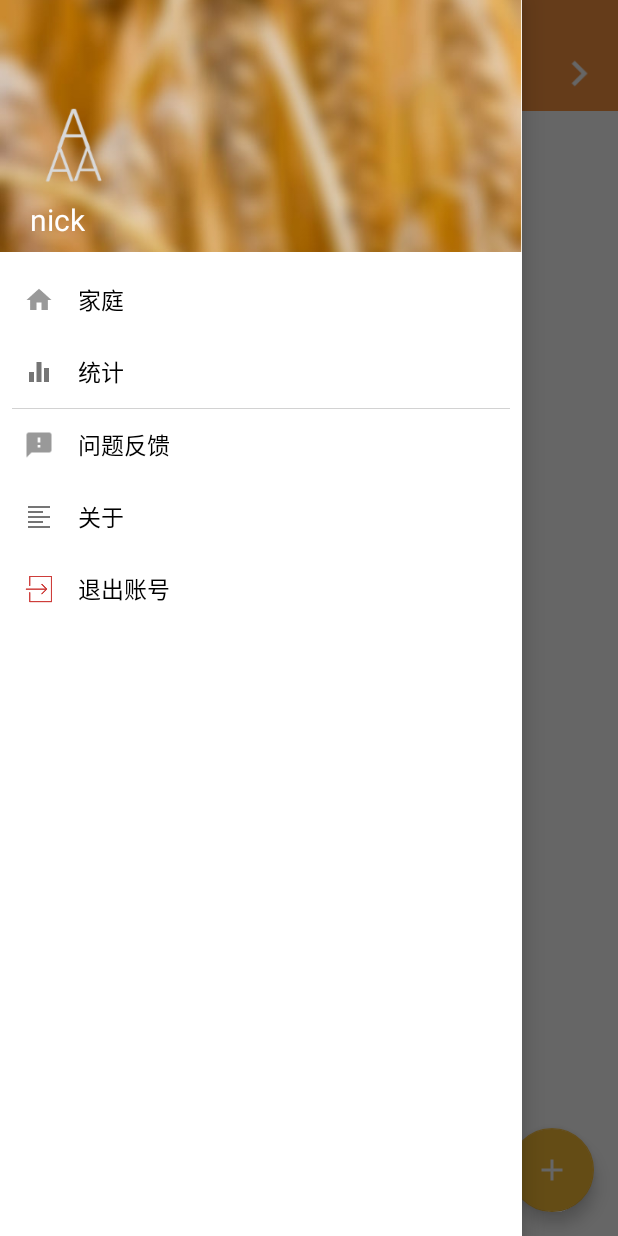
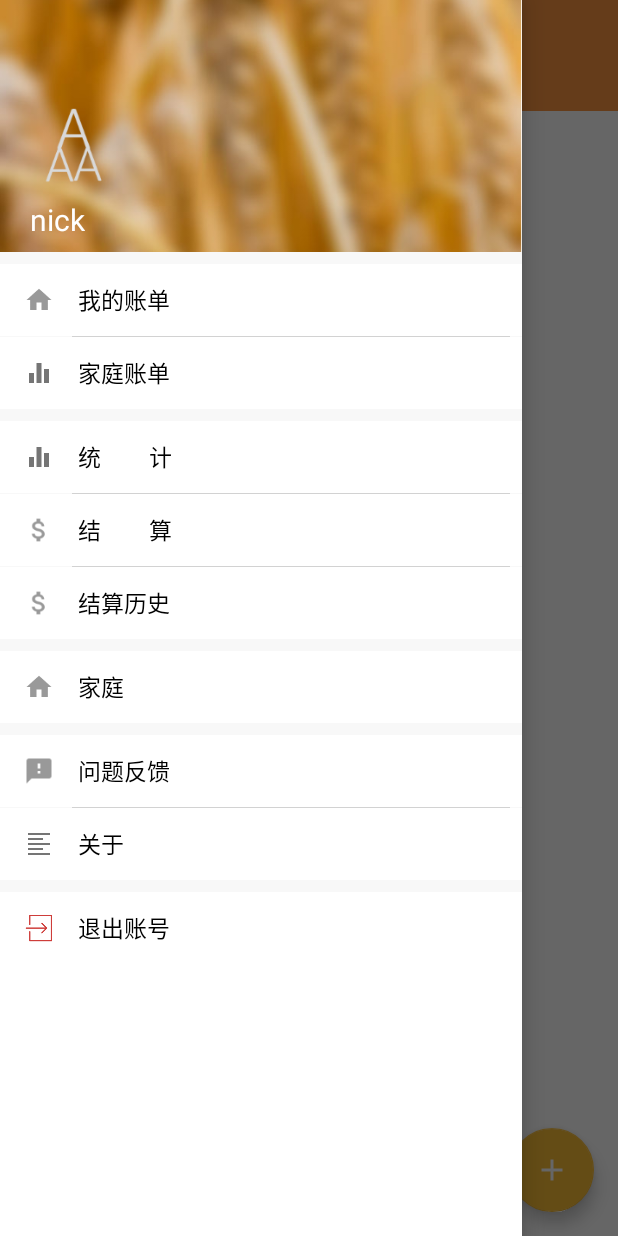
Before and after one commit to Dawson-Jiang/AAAccount, an Android app: the DayBookFragment screen opened directly, with no data from a screen before it, with the side drawer open, on a phone screen of 412 x 824 dp. Run offline under Robolectric (Android 15) with nearby library versions, the phone set to English and light mode, and no system bars; our stand-ins replace RxJava; libraries missing offline, so code that uses them is left out: com.avos.avoscloud; network calls fail; 1 statement that could not run was skipped.

Commit message:
opt.
Change-Id: Ibb224bc6e6e382d52c23c9df318ab5073ed5af70

```diff
--- a/app/src/main/java/com/dawson/aaaccount/activity/MainActivity.kt
+++ b/app/src/main/java/com/dawson/aaaccount/activity/MainActivity.kt
@@ -6,13 +6,12 @@ import android.content.pm.ActivityInfo
 import android.os.Bundle
 import android.support.v4.app.FragmentActivity
 import android.support.v4.view.GravityCompat
+import android.view.View
 import android.view.Window
 import com.dawson.aaaccount.R
 import com.dawson.aaaccount.fragment.DayBookFragment
 import com.dawson.aaaccount.model.BaseModelFactory
 import com.dawson.aaaccount.model.IUserModel
-import com.dawson.aaaccount.model.myaliyun.UserInstance
-import com.dawson.aaaccount.model.myaliyun.UserModel
 import com.dawson.aaaccount.util.Common
 import com.dawson.aaaccount.util.ErrorCode
 import com.dawson.aaaccount.util.ImageLoadUtil
@@ -34,6 +33,7 @@ class MainActivity : FragmentActivity() {
         setContentView(R.layout.activity_main)
         ivOperate.setOnClickListener { _ -> layout_main.openDrawer(GravityCompat.START) }
         layoutTitle.setOnClickListener { _ -> (fg_daybook as DayBookFragment).gotoSelectFamily() }
+        iv_filter.visibility= View.INVISIBLE
         main_floatbtn.setOnClickListener { _ -> (fg_daybook as DayBookFragment).gotoAdd() }
         initDrawerLayout()
 //        SettleModel().syncData(applicationContext, true).subscribeOn(Schedulers.io())
@@ -58,35 +58,58 @@ class MainActivity : FragmentActivity() {
     private fun initDrawerLayout() {
         nav_view.inflateHeaderView(R.layout.layout_main_nav)
         nav_view.getHeaderView(0).iv_head.setOnClickListener { _ ->
-            goto({
-                startActivityForResult(Intent(this, EditUserActivity::class.java), OperateCode.MODIFIED_BASIC)
-            })
+            goto {
+                startActivityForResult(Intent(this, EditUserActivity::class.java),
+                        OperateCode.MODIFIED_BASIC)
+            }
         }
-        nav_view.getHeaderView(0).ll_nav_family.setOnClickListener { _ ->
-            goto({
-                startActivityForResult(Intent(this, FamilyActivity::class.java), OperateCode.MODIFIED_BASIC)
-            })
+
+        nav_view.getHeaderView(0).ll_nav_my_daybook.setOnClickListener { _ ->
+            layout_main.closeDrawer(GravityCompat.START)
+            (fg_daybook as DayBookFragment).switchFamily(false)
+            iv_filter.visibility= View.INVISIBLE
+        }
+
+        nav_view.getHeaderView(0).ll_nav_family_daybook.setOnClickListener { _ ->
+            layout_main.closeDrawer(GravityCompat.START)
+            (fg_daybook as DayBookFragment).switchFamily(true)
+            iv_filter.visibility= View.VISIBLE
         }
         nav_view.getHeaderView(0).ll_nav_statistic.setOnClickListener { _ ->
-            goto({
+            goto {
                 startActivity(Intent(this, StatisticsActivity::class.java))
-            })
+            }
         }
-//        nav_view.getHeaderView(0).ll_nav_settle.setOnClickListener { _ ->
-//            goto({
-//                startActivity(Intent(this, SettleListActivity::class.java))
-//            })
-//        }
+
+        nav_view.getHeaderView(0).ll_nav_settle.setOnClickListener { _ ->
+            goto {
+                startActivity(Intent(this, StatisticsActivity::class.java))
+            }
+        }
+
+        nav_view.getHeaderView(0).ll_nav_settle_history.setOnClickListener { _ ->
+            goto {
+                startActivity(Intent(this, SettleListActivity::class.java))
+            }
+        }
+
+        nav_view.getHeaderView(0).ll_nav_family.setOnClickListener { _ ->
+            goto {
+                startActivityForResult(Intent(this, FamilyActivity::class.java), OperateCode.MODIFIED_BASIC)
+            }
+        }
+
+
 
         nav_view.getHeaderView(0).ll_nav_fb.setOnClickListener { _ ->
-            goto({
+            goto {
                 startActivity(Intent(this, FeedbackListActivity::class.java))
-            })
+            }
         }
         nav_view.getHeaderView(0).ll_nav_about.setOnClickListener { _ ->
-            goto({
+            goto {
                 startActivity(Intent(this, AboutActivity::class.java))
-            })
+            }
         }
         nav_view.getHeaderView(0).ll_nav_logout.setOnClickListener { _ ->
             userModel.logout(this)
@@ -94,15 +117,15 @@ class MainActivity : FragmentActivity() {
                     .observeOn(AndroidSchedulers.mainThread())
                     .subscribe { result ->
                         if (result.result == ErrorCode.SUCCESS) {
-                            goto({
+                            goto {
                                 startActivity(Intent(this@MainActivity, LoginActivity::class.java))
-                            })
+                            }
                             finish()
                         } else {
-                            goto({
+                            goto {
                                 Common.showErrorInfo(this@MainActivity, result.errorCode,
                                         R.string.operate_fail, 0)
-                            })
+                            }
                         }
                     }
         }
--- a/app/src/main/java/com/dawson/aaaccount/bean/User.kt
+++ b/app/src/main/java/com/dawson/aaaccount/bean/User.kt
@@ -19,6 +19,11 @@ open class User : BaseEntity() {
      */
     var headThumbUrl: String? = null
 
+    /**
+     * 是否是家庭成员
+     */
+    var isMember:Boolean =false
+
     override fun equals(other: Any?): Boolean {
         return if (other is User) {
             id == other.id
--- a/app/src/main/java/com/dawson/aaaccount/model/myaliyun/UserModel.kt
+++ b/app/src/main/java/com/dawson/aaaccount/model/myaliyun/UserModel.kt
@@ -66,7 +66,7 @@ class UserModel : IUserModel {
                     GreenDaoUtil.daoSession?.dbUserDao?.insert(DBUser().withUser(org_user))
                 }
                 .flatMap {
-                    if (it.content!!.name.isNullOrEmpty()) {//第一次登录用户
+                    if (it.content!!.name.isNullOrEmpty()||it.content!!.headUrl.isNullOrEmpty()) {//第一次登录用户
                         qqLogin.getUserInfo()
                                 .observeOn(Schedulers.io())
                                 .flatMap {
--- a/app/src/main/res/layout/activity_main.xml
+++ b/app/src/main/res/layout/activity_main.xml
@@ -39,12 +39,12 @@
                 android:layout_gravity="center_vertical"
                 android:layout_marginLeft="16dp"
                 android:layout_weight="1"
-                android:text="账单"
+                android:text="我的账单"
                 android:textColor="@color/text_white"
                 android:textSize="16dp" />
 
             <ImageView
-                android:id="@+id/ivFilter"
+                android:id="@+id/iv_filter"
                 android:layout_width="wrap_content"
                 android:layout_height="wrap_content"
                 android:layout_gravity="center_vertical"
--- a/app/src/main/res/layout/layout_main_nav.xml
+++ b/app/src/main/res/layout/layout_main_nav.xml
@@ -2,6 +2,7 @@
 <LinearLayout xmlns:android="http://schemas.android.com/apk/res/android"
     android:layout_width="match_parent"
     android:layout_height="match_parent"
+    android:background="#F8F8F8"
     android:orientation="vertical">
 
     <RelativeLayout
@@ -44,6 +45,165 @@
     </RelativeLayout>
 
     <LinearLayout
+        android:id="@+id/ll_nav_my_daybook"
+        android:layout_width="match_parent"
+        android:layout_height="48dp"
+        android:layout_marginTop="8dp"
+        android:background="@drawable/ripple_one_item_bg"
+        android:clickable="true"
+        android:gravity="center_vertical"
+        android:orientation="horizontal"
+        android:paddingLeft="16dp"
+        android:paddingRight="16dp">
+
+        <ImageView
+            android:layout_width="20dp"
+            android:layout_height="20dp"
+            android:src="@drawable/ic_home"
+            android:tint="@color/text_gray" />
+
+        <TextView
+            android:layout_width="wrap_content"
+            android:layout_height="wrap_content"
+            android:layout_marginLeft="16dp"
+            android:text="我的账单"
+            android:textColor="@color/text_black"
+            android:textSize="15dp" />
+
+    </LinearLayout>
+
+    <View
+        android:id="@+id/line_1"
+        android:layout_width="match_parent"
+        android:layout_height="0.3dp"
+        android:layout_marginLeft="48dp"
+        android:layout_marginRight="8dp"
+        android:background="@color/line" />
+
+    <LinearLayout
+        android:id="@+id/ll_nav_family_daybook"
+        android:layout_width="match_parent"
+        android:layout_height="48dp"
+        android:background="@drawable/ripple_one_item_bg"
+        android:clickable="true"
+        android:gravity="center_vertical"
+        android:orientation="horizontal"
+        android:paddingLeft="16dp"
+        android:paddingRight="16dp">
+
+        <ImageView
+            android:layout_width="20dp"
+            android:layout_height="20dp"
+            android:src="@drawable/ic_statis_record" />
+
+        <TextView
+            android:layout_width="wrap_content"
+            android:layout_height="wrap_content"
+            android:layout_marginLeft="16dp"
+            android:text="家庭账单"
+            android:textColor="@color/text_black"
+            android:textSize="15dp" />
+
+    </LinearLayout>
+
+    <LinearLayout
+        android:id="@+id/ll_nav_statistic"
+        android:layout_width="match_parent"
+        android:layout_height="48dp"
+        android:layout_marginTop="8dp"
+        android:background="@drawable/ripple_one_item_bg"
+        android:clickable="true"
+        android:gravity="center_vertical"
+        android:orientation="horizontal"
+        android:paddingLeft="16dp"
+        android:paddingRight="16dp">
+
+        <ImageView
+            android:layout_width="20dp"
+            android:layout_height="20dp"
+            android:src="@drawable/ic_statis_record" />
+
+        <TextView
+            android:layout_width="wrap_content"
+            android:layout_height="wrap_content"
+            android:layout_marginLeft="16dp"
+            android:text="统        计"
+            android:textColor="@color/text_black"
+            android:textSize="15dp" />
+
+    </LinearLayout>
+
+    <View
+        android:id="@+id/line_2"
+        android:layout_width="match_parent"
+        android:layout_height="0.3dp"
+        android:layout_marginLeft="48dp"
+        android:layout_marginRight="8dp"
+        android:background="@color/line" />
+
+    <LinearLayout
+        android:id="@+id/ll_nav_settle"
+        android:layout_width="match_parent"
+        android:layout_height="48dp"
+        android:background="@drawable/ripple_one_item_bg"
+        android:clickable="true"
+        android:gravity="center_vertical"
+        android:orientation="horizontal"
+        android:paddingLeft="16dp"
+        android:paddingRight="16dp">
+
+        <ImageView
+            android:layout_width="20dp"
+            android:layout_height="20dp"
+            android:src="@drawable/ic_settle"
+            android:tint="@color/text_gray" />
+
+        <TextView
+            android:layout_width="wrap_content"
+            android:layout_height="wrap_content"
+            android:layout_marginLeft="16dp"
+            android:text="结        算"
+            android:textColor="@color/text_black"
+            android:textSize="15dp" />
+
+    </LinearLayout>
+
+    <View
+        android:id="@+id/line_3"
+        android:layout_width="match_parent"
+        android:layout_height="0.3dp"
+        android:layout_marginLeft="48dp"
+        android:layout_marginRight="8dp"
+        android:background="@color/line" />
+
+    <LinearLayout
+        android:id="@+id/ll_nav_settle_history"
+        android:layout_width="match_parent"
+        android:layout_height="48dp"
+        android:background="@drawable/ripple_one_item_bg"
+        android:clickable="true"
+        android:gravity="center_vertical"
+        android:orientation="horizontal"
+        android:paddingLeft="16dp"
+        android:paddingRight="16dp">
+
+        <ImageView
+            android:layout_width="20dp"
+            android:layout_height="20dp"
+            android:src="@drawable/ic_settle"
+            android:tint="@color/text_gray" />
+
+        <TextView
+            android:layout_width="wrap_content"
+            android:layout_height="wrap_content"
+            android:layout_marginLeft="16dp"
+            android:text="结算历史"
+            android:textColor="@color/text_black"
+            android:textSize="15dp" />
+
+    </LinearLayout>
+
+    <LinearLayout
         android:id="@+id/ll_nav_family"
         android:layout_width="match_parent"
         android:layout_height="48dp"
@@ -72,9 +232,10 @@
     </LinearLayout>
 
     <LinearLayout
-        android:id="@+id/ll_nav_statistic"
+        android:id="@+id/ll_nav_fb"
         android:layout_width="match_parent"
         android:layout_height="48dp"
+        android:layout_marginTop="8dp"
         android:background="@drawable/ripple_one_item_bg"
         android:clickable="true"
         android:gravity="center_vertical"
@@ -85,69 +246,8 @@
         <ImageView
             android:layout_width="20dp"
             android:layout_height="20dp"
-            android:src="@drawable/ic_statis_record" />
-
-        <TextView
-            android:layout_width="wrap_content"
-            android:layout_height="wrap_content"
-            android:layout_marginLeft="16dp"
-            android:text="统计"
-            android:textColor="@color/text_black"
-            android:textSize="15dp" />
-
-    </LinearLayout>
-
-    <!--<LinearLayout-->
-        <!--android:id="@+id/ll_nav_settle"-->
-        <!--android:layout_width="match_parent"-->
-        <!--android:layout_height="48dp"-->
-        <!--android:background="@drawable/ripple_one_item_bg"-->
-        <!--android:clickable="true"-->
-        <!--android:gravity="center_vertical"-->
-        <!--android:orientation="horizontal"-->
-        <!--android:paddingLeft="16dp"-->
-        <!--android:paddingRight="16dp">-->
-
-        <!--<ImageView-->
-            <!--android:layout_width="20dp"-->
-            <!--android:layout_height="20dp"-->
-            <!--android:src="@drawable/ic_settle"-->
-            <!--android:tint="@color/text_gray" />-->
-
-        <!--<TextView-->
-            <!--android:layout_width="wrap_content"-->
-            <!--android:layout_height="wrap_content"-->
-            <!--android:layout_marginLeft="16dp"-->
-            <!--android:text="结算历史"-->
-            <!--android:textColor="@color/text_black"-->
-            <!--android:textSize="15dp" />-->
-
-    <!--</LinearLayout>-->
-
-    <View
-        android:id="@+id/line"
-        android:layout_width="match_parent"
-        android:layout_height="0.3dp"
-        android:layout_marginLeft="8dp"
-        android:layout_marginRight="8dp"
-        android:background="@color/line" />
-
-    <LinearLayout
-        android:id="@+id/ll_nav_fb"
-        android:layout_width="match_parent"
-        android:layout_height="48dp"
-        android:background="@drawable/ripple_one_item_bg"
-        android:clickable="true"
-        android:gravity="center_vertical"
-        android:orientation="horizontal"
-        android:paddingLeft="16dp"
-        android:paddingRight="16dp">
-
-        <ImageView
-            android:layout_width="20dp"
-            android:layout_height="20dp"
-            android:tint="@color/text_gray"
-            android:src="@drawable/ic_feedback" />
+            android:src="@drawable/ic_feedback"
+            android:tint="@color/text_gray" />
 
         <TextView
             android:layout_width="wrap_content"
@@ -157,6 +257,14 @@
             android:textColor="@color/text_black"
             android:textSize="15dp" />
     </LinearLayout>
+
+    <View
+        android:id="@+id/line_4"
+        android:layout_width="match_parent"
+        android:layout_height="0.3dp"
+        android:layout_marginLeft="48dp"
+        android:layout_marginRight="8dp"
+        android:background="@color/line" />
 
     <LinearLayout
         android:id="@+id/ll_nav_about"
@@ -184,11 +292,11 @@
 
     </LinearLayout>
 
-
     <LinearLayout
         android:id="@+id/ll_nav_logout"
         android:layout_width="match_parent"
         android:layout_height="48dp"
+        android:layout_marginTop="8dp"
         android:background="@drawable/ripple_one_item_bg"
         android:clickable="true"
         android:gravity="center_vertical"
@@ -210,4 +318,5 @@
             android:textSize="15dp" />
 
     </LinearLayout>
+
 </LinearLayout>
```
Also changed, not shown: app/src/main/java/com/dawson/aaaccount/activity/FamilyMemberActivity.kt (+3 -4 lines), app/src/main/java/com/dawson/aaaccount/fragment/DayBookFragment.kt (+40 -29 lines).
